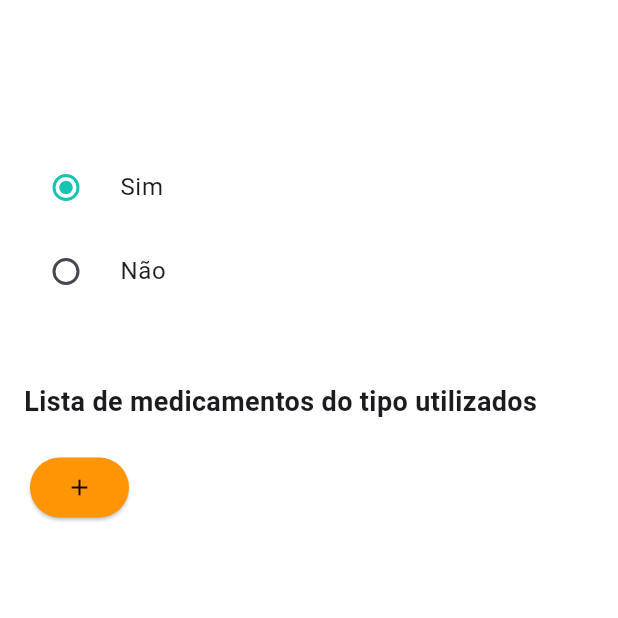
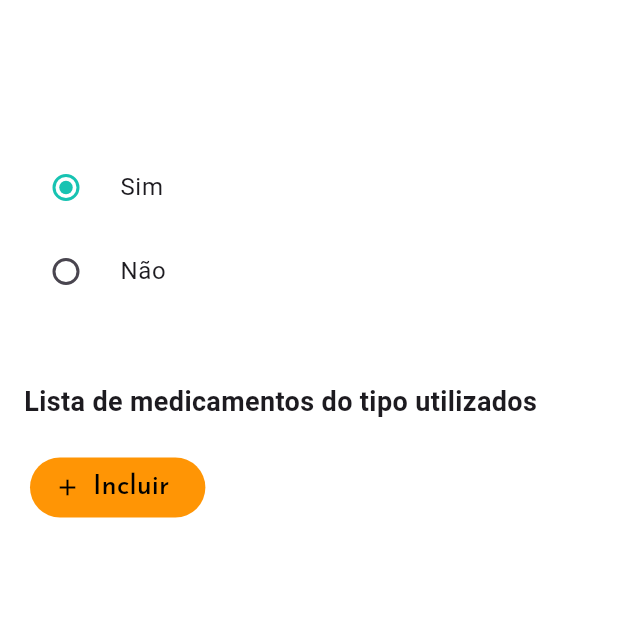
Before and after one commit to isadora-vieira-ramos/clini_dor, a Flutter app: the MedicineListQuestion screen opened directly with empty values, after a tap on "Sim", on a phone screen of 412 x 824 dp, the top half of it. Run offline on Flutter 3.47's test engine with Material 3 defaults, Android fonts, the phone set to English and light mode, and no system bars; our stand-ins replace csv, firebase_auth, firebase_core, flutter_dotenv, go_router, google_fonts; accounts and stored records are empty; generated files the repository leaves out were written again; network calls fail.

Commit message:
New medicine form, changes in button style

```diff
--- a/lib/models/medicine.dart
+++ b/lib/models/medicine.dart
@@ -4,4 +4,10 @@ class Medicine{
   int monthlyFrequencyUse;
 
   Medicine({required this.name, required this.weeklyFrequencyUse, required this.monthlyFrequencyUse});
+
+  Map toJson() => {
+    'name': name,
+    'weeklyUse': weeklyFrequencyUse,
+    'monthlyUse': monthlyFrequencyUse,
+  };
 }
--- a/lib/pages/question/medicine_list_question.dart
+++ b/lib/pages/question/medicine_list_question.dart
@@ -1,8 +1,11 @@
+import 'dart:convert';
+
 import 'package:clini_dor/components/floating_button.dart';
 import 'package:clini_dor/components/medicine_tile.dart';
 import 'package:clini_dor/components/standard_textfield.dart';
 import 'package:clini_dor/models/medicine.dart';
 import 'package:clini_dor/models/question.dart';
+import 'package:clini_dor/pages/question/add_medicine.dart';
 import 'package:clini_dor/utils/ColorUtils.dart';
 import 'package:flutter/cupertino.dart';
 import 'package:flutter/material.dart';
@@ -20,6 +23,16 @@ class MedicineListQuestion extends StatefulWidget {
 }
 
 class _MedicineQuestionState extends State<MedicineListQuestion> {
+
+  @override
+  void initState() {
+    super.initState();
+  }
+
+  @override
+  Widget build(BuildContext context) {
+
+    final _formKey = GlobalKey<FormState>();
     bool showTextFields = false;
     TextEditingController medicineName = TextEditingController();
     TextEditingController medicineWeekFrequency = TextEditingController();
@@ -35,24 +48,25 @@ class _MedicineQuestionState extends State<MedicineListQuestion> {
     }
 
     void addMedicine(){
+      if(_formKey.currentState == null || !_formKey.currentState!.validate()){
+        return;
+      }
       var weekFrequency = int.parse(medicineWeekFrequency.text);
       var monthFrequency = int.parse(medicineMonthlyFrequency.text);
       setState(() {
         medicineList.add(Medicine(name: medicineName.text, weeklyFrequencyUse: weekFrequency, monthlyFrequencyUse: monthFrequency));
         showTextFields = !showTextFields;
       });
+      List<String> jsonMedicineList = [];
+      for (var item in medicineList){
+        jsonMedicineList.add(item.toJson().toString());
+      }
+      widget.registerAnswer(widget.question.id, jsonMedicineList);
+
       medicineName.text = "";
       medicineWeekFrequency.text = "";
       medicineMonthlyFrequency.text = "";
     }
-
-  @override
-  void initState() {
-    super.initState();
-  }
-
-  @override
-  Widget build(BuildContext context) {
 
     getMedicineValue(String key){
       if(widget.currentAnswer == "Não"){
@@ -89,7 +103,6 @@ class _MedicineQuestionState extends State<MedicineListQuestion> {
       setState(() {
         medicineList.removeAt(index);
       });
-      print("teste");
     }
 
     return Scaffold(
@@ -165,54 +178,35 @@ class _MedicineQuestionState extends State<MedicineListQuestion> {
                   ),
                 ),
                 if(showTextFields)...[
-                  ListView(
-                    scrollDirection: Axis.vertical,
-                    shrinkWrap: true,
-                    children: [
-                      Padding(
-                        padding: const EdgeInsets.all(8.0),
-                        child: TextField(
-                          controller: medicineName,
-                          decoration: const InputDecoration(
-                            border: OutlineInputBorder(),
-                            hintText: "Nome do medicamento"
-                          ),
-                        ),
-                      ),
-                      Padding(
-                        padding: const EdgeInsets.all(8.0),
-                        child: TextField(
-                          controller: medicineWeekFrequency,
-                          decoration: const InputDecoration(
-                            border: OutlineInputBorder(),
-                            hintText: "Frequência de uso última semana"
-                          ),
-                        ),
-                      ),
-                      Padding(
-                        padding: const EdgeInsets.all(8.0),
-                        child: TextField(
-                          controller: medicineMonthlyFrequency,
-                          decoration: const InputDecoration(
-                            border: OutlineInputBorder(),
-                            hintText: "Frequência de uso últimos 3 meses"
-                          ),
-                        ),
-                      ),
-                    ],
-                  ),
+                  Form(
+                    key: _formKey,
+                    child: AddMedicine(
+                      medicineName: medicineName,
+                      medicineWeekFrequency: medicineWeekFrequency,
+                      medicineMonthlyFrequency: medicineMonthlyFrequency,
+                    )
+                  )
                 ],
                 Align(
                   alignment: Alignment.topLeft,
                   child: Padding(
                     padding: const EdgeInsets.all(12.0),
-                    child: ElevatedButton(
+                    child: FilledButton.icon(
                       style: ElevatedButton.styleFrom(
                         backgroundColor: ColorUtils.getMaterialColor(Theme.of(context).colorScheme.tertiary),
                         foregroundColor: Colors.black
                       ),
                       onPressed: showTextFields == true? addMedicine: changeTextFieldValue,
-                      child: showTextFields == true? const Icon(Icons.save): const Icon(Icons.add)
+                      icon: showTextFields == true? const Icon(Icons.save_outlined): const Icon(Icons.add),
+                      label: Text(
+                        showTextFields == true? "Salvar": "Incluir",
+                        style: GoogleFonts.josefinSans(
+                          textStyle: const TextStyle(
+                            fontSize: 18,
+                            color: Colors.black
+                          )
+                        ),
+                      ),
                     ),
                   ),
                 )
```
Also changed, not shown: lib/pages/question/add_medicine.dart (added, +66 -0 lines). Lines whose indentation alone changed are shown as unchanged.
